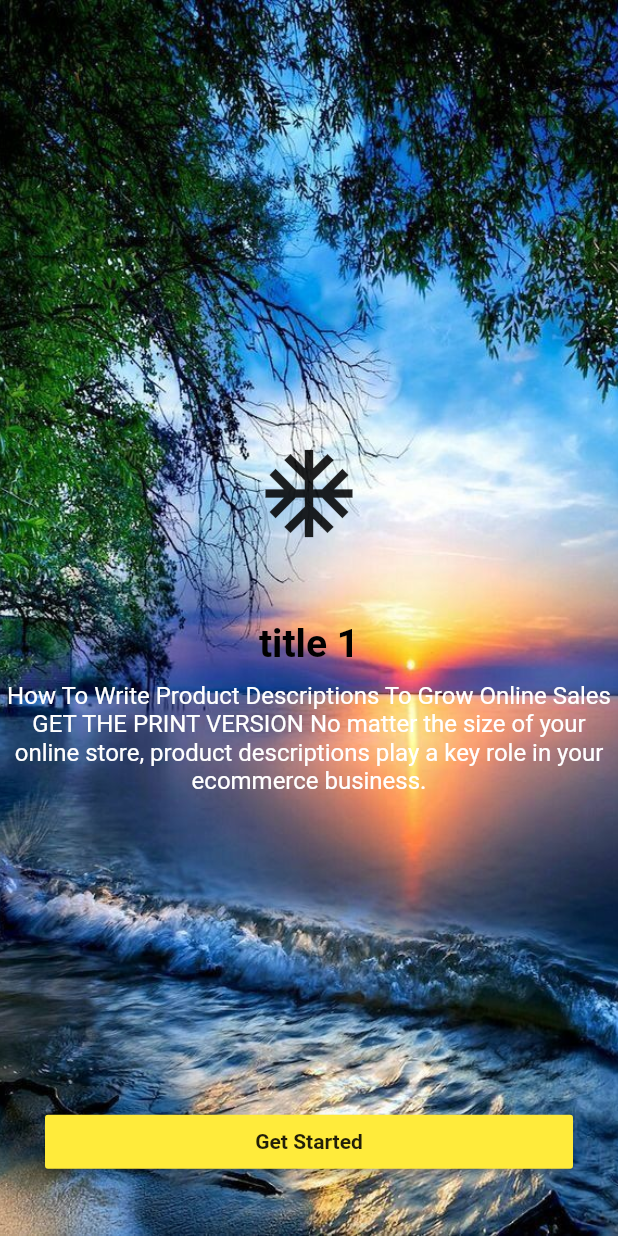
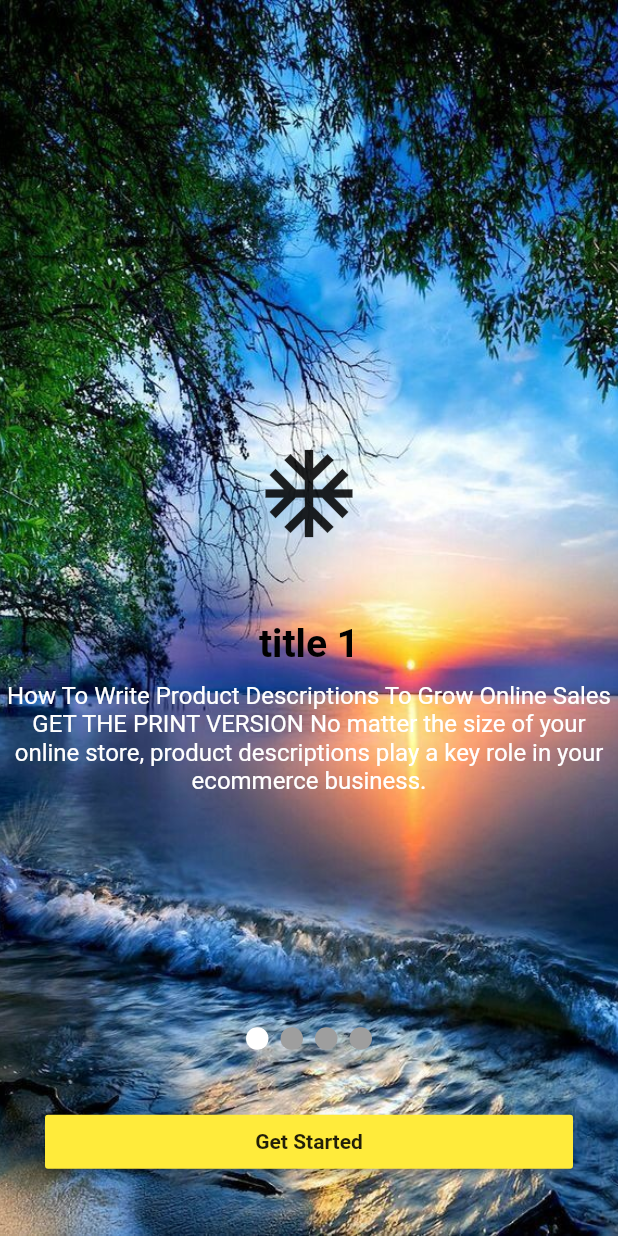
Before and after one commit to HowkMii/flutter-ui, a Flutter app: the screen it shows after launch, on a phone screen of 412 x 824 dp. Run offline on Flutter 3.47's test engine with Material 2 defaults, Android fonts, the phone set to English and light mode, and no system bars; our stand-ins replace carousel_slider, splashscreen.

```diff
--- a/lib/view.dart
+++ b/lib/view.dart
@@ -16,13 +16,49 @@ class Data{
   });
 
 }
+class Indicator extends StatelessWidget{
+  final int index;
+  Indicator(this.index);
+  @override
+  Widget build(BuildContext context) {
+   return Align(
+     alignment: Alignment(0,0.7),
+     child: Row(
+       mainAxisAlignment: MainAxisAlignment.center,
+       children: [
+         buildContainer(index==0?Colors.white:Colors.grey),
+         buildContainer(index==1?Colors.white:Colors.grey),
+         buildContainer(index==2?Colors.white:Colors.grey),
+         buildContainer(index==3?Colors.white:Colors.grey),
+       ],
+     ),
+   );
+  }
+
+  Container buildContainer(Color color ) {
+    return Container(
+      margin: EdgeInsets.all(4),
+      height: 15,
+      width: 15,
+      decoration: BoxDecoration(
+      color: color,
+      shape: BoxShape.circle,
+
+   ),
+ );
+  }
+
+}
+
 
 class PView extends StatefulWidget {
+
   @override
   _PViewState createState() => _PViewState();
 }
 
 class _PViewState extends State<PView> {
+  int _currentIndex=0;
   List<Data> myData =[
     Data(
       title: "title 1",
@@ -74,8 +110,14 @@ class _PViewState extends State<PView> {
                   ],
                 ),
               )).toList(),
+              onPageChanged: (val){
+                setState(() {
+                  _currentIndex=val;
+                });
+              },
 
           ),
+          Indicator(_currentIndex),
           Builder(
             builder: (ctx)=>Align(
               alignment: Alignment(0,0.9),
```
